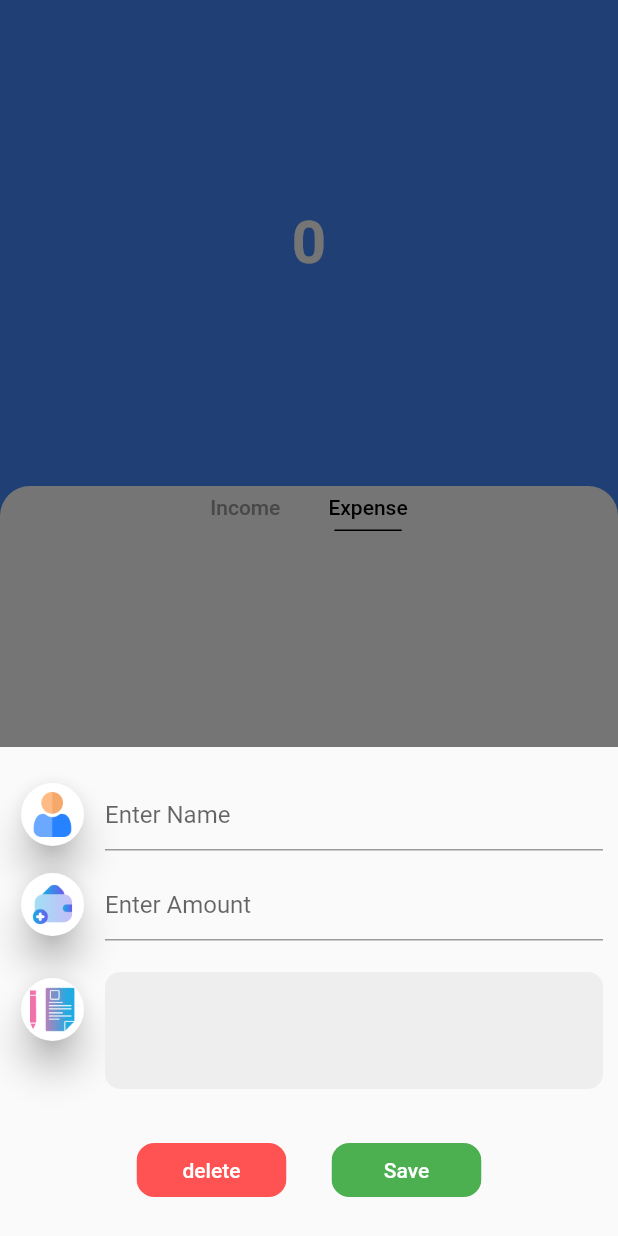
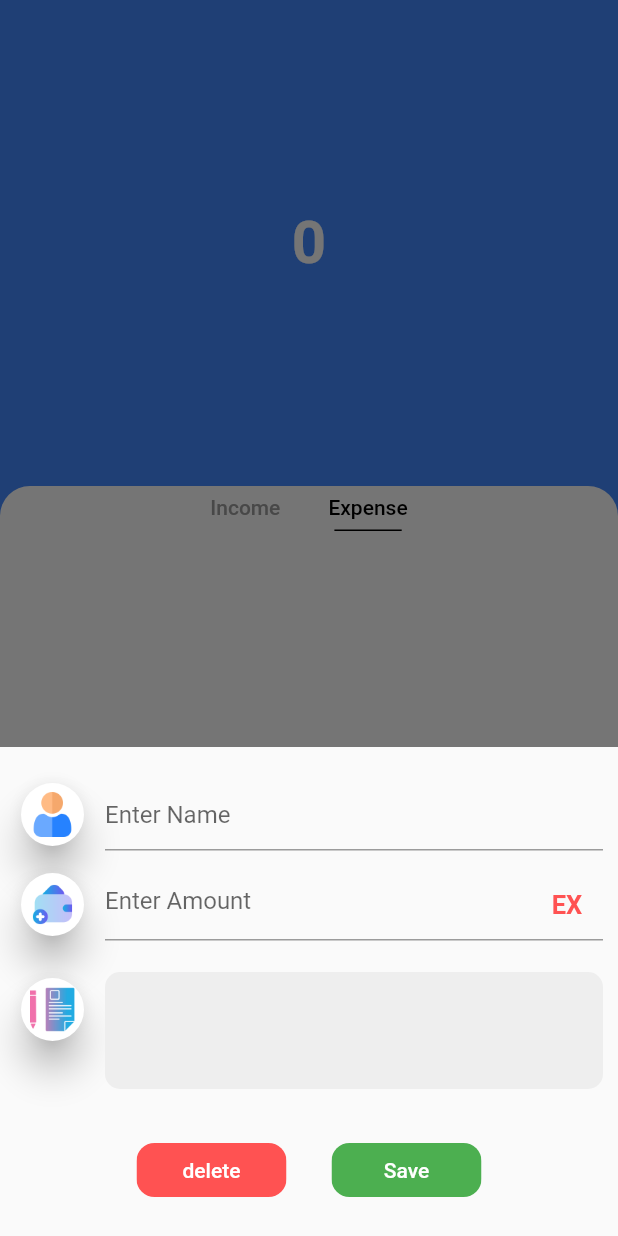
Before and after one commit to prathap021/inex, a Flutter app: the screen it shows after launch, tab 2 chosen, after a tap on the "add" icon, on a phone screen of 412 x 824 dp. Run offline on Flutter 3.47's test engine with Material 2 defaults, Android fonts, the light colour scheme and no system bars; our stand-ins replace shared_preferences, sqflite; accounts and stored records are empty.

Commit message:
inorex tab changing

```diff
--- a/lib/view/homepage.dart
+++ b/lib/view/homepage.dart
@@ -42,9 +42,14 @@ class _InExState extends State<InEx> with TickerProviderStateMixin {
   @override
   void initState() {
     super.initState();
+    totalamount();
+    tabController = TabController(
+      initialIndex: 0,
+      length: tablength,
+      vsync: this,
+    );
+  }
 
-    totalamount();
-  }
 
   totalamount() async {
     _income.clear();
@@ -88,12 +93,13 @@ class _InExState extends State<InEx> with TickerProviderStateMixin {
           toexpo.fold(0, (previousValue, element) => previousValue + element);
     });
 
-    tabController = TabController(
-      initialIndex: 0,
-      length: tablength,
-      vsync: this,
-    );
+
     setState(() {});
+  }
+  changetap(int Index){
+    setState(() {
+      tabController!.animateTo(Index,duration: Duration(microseconds: 300),curve: Curves.linear);
+    });
   }
 
   @override
@@ -125,7 +131,9 @@ class _InExState extends State<InEx> with TickerProviderStateMixin {
                         isScrollControlled: true,
                         context: context,
                         builder: (BuildContext context) {
-                          return CusBottomSheet();
+                          return CusBottomSheet(
+
+                          );
                         },
                       );
 
@@ -301,7 +309,6 @@ class _InExState extends State<InEx> with TickerProviderStateMixin {
                           print("id ------>" + _income[index].id.toString());
                           await DBProvider.db.deletePersonWithId(
                               int.parse(_income[index].id.toString()));
-
                           _income.removeAt(index);
                           await totalamount();
                           await InEx.globalKey.currentState!.totalamount();
--- a/lib/widget/bottomSheet.dart
+++ b/lib/widget/bottomSheet.dart
@@ -16,7 +16,6 @@ class CusBottomSheet extends StatefulWidget {
   Expense? expense;
   bool? update;
   bool? updateinorex;
-
   CusBottomSheet({
     super.key,
     this.update = false,
@@ -52,18 +51,16 @@ class _CusBottomSheetState extends State<CusBottomSheet> {
     expo.type = income ? "Income" : "Expense";
     expo.expense = income ? " " : amtcontroller.text;
     expo.income = income ? amtcontroller.text : " ";
-    //expo.income = "1000";
   }
 
   updateExpo() async {
     print(mapdata);
     expo.type = mapdata["type"];
-    expo.income = mapdata["income"];
     expo.id = mapdata["id"];
     expo.date = mapdata["date"];
     expo.name = namecontroller.text;
-    expo.expense = income ? "0" : amtcontroller.text;
-    expo.income = income ? amtcontroller.text : "0";
+    expo.expense = widget.updateinorex! ? " " : amtcontroller.text;
+    expo.income = widget.updateinorex! ? amtcontroller.text : " ";
     expo.description = descontroller.text;
   }
 
@@ -84,10 +81,9 @@ class _CusBottomSheetState extends State<CusBottomSheet> {
     mapdata = widget.expense!.toJson();
     print(mapdata["name"]);
     namecontroller.text = mapdata["name"];
-    amtcontroller.text = mapdata["expense"];
+    amtcontroller.text = widget.updateinorex!?mapdata["income"]:mapdata["expense"];
     descontroller.text = mapdata["description"];
   }
-
   @override
   Widget build(BuildContext context) {
     SizeConfig().init(context);
@@ -181,13 +177,20 @@ class _CusBottomSheetState extends State<CusBottomSheet> {
                   inputFormatters: <TextInputFormatter>[
                     // for below version 2 use this
                     FilteringTextInputFormatter.allow(RegExp(r'[0-9]')),
-// for version 2 and greater youcan also use this
                     FilteringTextInputFormatter.digitsOnly
 
                   ],
 
 
                   decoration: InputDecoration(
+                    suffixIcon: Visibility(
+                      visible: !widget.update!,
+                      child: IconButton(onPressed: (){
+                        setState(() {
+                          income=!income;
+                        });
+                      }, icon: Text(income ? "IN" : "EX",style: TextStyle(color:income ? Colors.green : Colors.redAccent,fontSize: 17,fontWeight: FontWeight.bold),)),
+                    ),
                     hintText: 'Enter Amount',
 
                     hintStyle: TextStyle(fontSize: 16),
@@ -269,7 +272,6 @@ class _CusBottomSheetState extends State<CusBottomSheet> {
                         print(s);
                         Navigator.of(context).pop();
                         InEx.globalKey.currentState!.totalamount();
-
                         await SPHelper().removeValues("Id");
                       }
                           : () async {
@@ -279,6 +281,7 @@ class _CusBottomSheetState extends State<CusBottomSheet> {
                         print(i);
                         Navigator.of(context).pop();
                         InEx.globalKey.currentState!.totalamount();
+
                       },
                       shape: RoundedRectangleBorder(borderRadius: BorderRadius.circular(12)),
                       padding: const EdgeInsets.all(0.0),
@@ -325,6 +328,7 @@ class _CusBottomSheetState extends State<CusBottomSheet> {
                         print(i);
                         Navigator.of(context).pop();
                         InEx.globalKey.currentState!.totalamount();
+                        InEx.globalKey.currentState!.changetap(income?0:1);
                       },
                       shape: RoundedRectangleBorder(borderRadius: BorderRadius.circular(12)),
                       padding: const EdgeInsets.all(0.0),
@@ -351,56 +355,6 @@ class _CusBottomSheetState extends State<CusBottomSheet> {
                     ),
                   ),
                 ),
-
-                Visibility(
-                  visible:false,
-                  child: SizedBox(
-                    width: 150,
-                    child: MaterialButton(
-                      onPressed: widget.update!
-                          ? () async {
-                        await updateExpo();
-                        await DBProvider.db.updatePerson(expo);
-                        Navigator.of(context).pop();
-                        InEx.globalKey.currentState!.totalamount();
-                      }
-                          : () async {
-                        print("Db clicked");
-                        await saveExpo();
-                        var i = await DBProvider.db.createDenomination(expo);
-                        print(i);
-                        Navigator.of(context).pop();
-                        InEx.globalKey.currentState!.totalamount();
-                      },
-                      shape: RoundedRectangleBorder(borderRadius: BorderRadius.circular(12)),
-                      padding: const EdgeInsets.all(0.0),
-                      child: Ink(
-                        decoration: const BoxDecoration(
-                          color: Colors.orangeAccent,
-                          /* gradient: LinearGradient(colors: [
-     Colors.green,Colors.green
-    ]
-    ),*/
-                          borderRadius: BorderRadius.all(Radius.circular(12)),
-                        ),
-                        child: Container(
-                          constraints: const BoxConstraints(minWidth: 88.0, minHeight: 36.0), // min sizes for Material buttons
-                          alignment: Alignment.center,
-                          child: const Text(
-                            'update',
-                            textAlign: TextAlign.center,style: TextStyle(color: Colors.white),
-                          ),
-                        ),
-                      ),
-
-
-                    ),
-                  ),
-                ),
-
-
-
-
               ],
             ),
             SizedBox(height: 20,),
```
